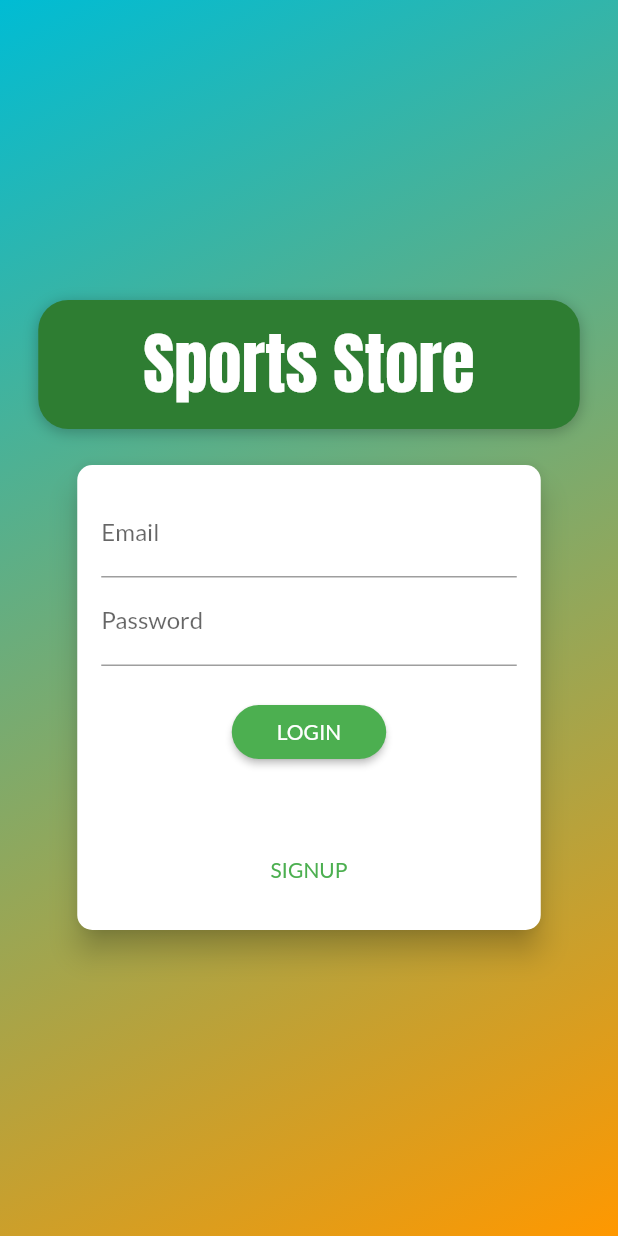
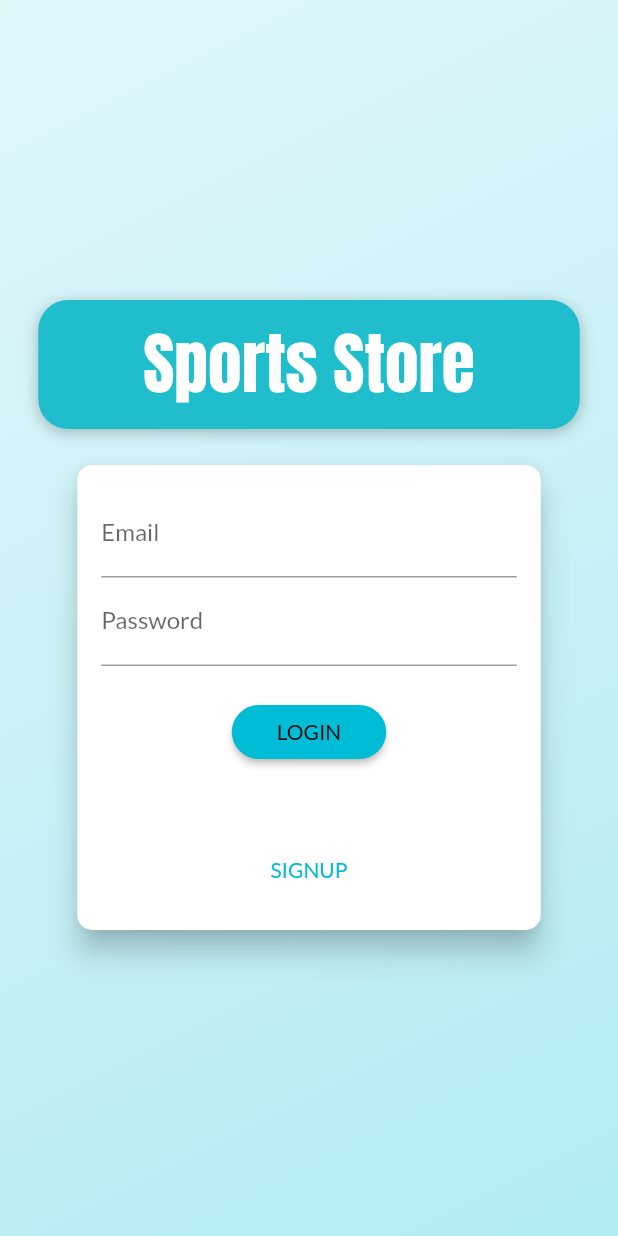
Before and after one commit to drklucas/shop, a Flutter app: the screen it shows after launch, on a phone screen of 412 x 824 dp. Run offline on Flutter 3.47's test engine with Material 2 defaults, Android fonts, the phone set to English and light mode, and no system bars; our stand-ins replace shared_preferences.

```diff
--- a/lib/components/auth_form.dart
+++ b/lib/components/auth_form.dart
@@ -2,6 +2,8 @@ import 'package:flutter/material.dart';
 import 'package:provider/provider.dart';
 import 'package:shop/exceptions/auth_exception.dart';
 import 'package:shop/models/auth.dart';
+
+import 'slide_fade_transition.dart';
 
 enum AuthMode { Signup, Login }
 
@@ -89,7 +91,11 @@ class _AuthFormState extends State<AuthForm> {
   @override
   Widget build(BuildContext context) {
     final deviceSize = MediaQuery.of(context).size;
-    return Card(
+    return SlideFadeTransition(
+      delayStart: Duration(milliseconds: 300),
+      animationDuration: Duration(milliseconds: 800),
+      curve: Curves.fastLinearToSlowEaseIn,
+      child: Card(
         elevation: 8,
         shape: RoundedRectangleBorder(
           borderRadius: BorderRadius.circular(10),
@@ -173,6 +179,7 @@ class _AuthFormState extends State<AuthForm> {
             ),
           ),
         ),
+      ),
     );
   }
 }
--- /dev/null
+++ b/lib/components/card_auth_widget.dart
@@ -0,0 +1,66 @@
+import 'dart:async';
+import 'package:flutter/material.dart';
+import 'package:shop/components/slide_fade_transition.dart';
+
+// class cardAuthWidget extends StatelessWidget {
+//   const cardAuthWidget({
+//     Key? key,
+//   }) : super(key: key);
+
+//   @override
+//   Widget build(BuildContext context) {
+//    }
+// }
+
+//  child: Text(
+//         'Sports Store',
+//         style: TextStyle(
+//           fontSize: 45,
+//           fontFamily: 'Anton',
+//           color: Theme.of(context).accentTextTheme.headline6?.color,
+//         ),
+//       ),
+
+class CardAuthWidget extends StatefulWidget {
+  @override
+  _CardAuthWidgetState createState() => _CardAuthWidgetState();
+}
+
+class _CardAuthWidgetState extends State<CardAuthWidget> {
+  @override
+  Widget build(BuildContext context) {
+    return SlideFadeTransition(
+      delayStart: Duration(milliseconds: 300),
+      animationDuration: Duration(milliseconds: 800),
+      curve: Curves.fastLinearToSlowEaseIn,
+      child: Container(
+        margin: const EdgeInsets.only(
+          bottom: 20,
+        ),
+        padding: const EdgeInsets.symmetric(
+          vertical: 10,
+          horizontal: 70,
+        ),
+        decoration: BoxDecoration(
+          borderRadius: BorderRadius.circular(20),
+          color: Color(0xFF20BECD),
+          boxShadow: [
+            BoxShadow(
+              blurRadius: 8,
+              color: Colors.black26,
+              offset: Offset(0, 2),
+            ),
+          ],
+        ),
+        child: Text(
+          'Sports Store',
+          style: TextStyle(
+            fontSize: 45,
+            fontFamily: 'Anton',
+            color: Theme.of(context).accentTextTheme.headline6?.color,
+          ),
+        ),
+      ),
+    );
+  }
+}
--- a/lib/components/product_grid_item.dart
+++ b/lib/components/product_grid_item.dart
@@ -28,7 +28,7 @@ class ProductGridItem extends StatelessWidget {
           },
         ),
         footer: GridTileBar(
-          backgroundColor: Colors.black87,
+          backgroundColor: Color(0x96032E35),
           leading: Consumer<Product>(
             builder: (ctx, product, _) => IconButton(
               onPressed: () {
--- /dev/null
+++ b/lib/components/slide_fade_transition.dart
@@ -0,0 +1,77 @@
+
+import 'package:flutter/material.dart';
+import 'dart:async';
+
+enum Direction { vertical, horizontal }
+
+class SlideFadeTransition extends StatefulWidget {
+  final Widget child;
+
+  final double offset;
+
+  final Curve curve;
+
+  final Direction direction;
+
+  final Duration delayStart;
+
+  final Duration animationDuration;
+
+  SlideFadeTransition({
+    required this.child,
+    this.offset = 1.0,
+    this.curve = Curves.easeIn,
+    this.direction = Direction.vertical,
+    this.delayStart = const Duration(seconds: 0),
+    this.animationDuration = const Duration(milliseconds: 800),
+  });
+
+  @override
+  _SlideFadeTransitionState createState() => _SlideFadeTransitionState();
+}
+
+class _SlideFadeTransitionState extends State<SlideFadeTransition>
+    with SingleTickerProviderStateMixin {
+  late Animation<Offset> _animationSlide;
+  late AnimationController _animationController;
+  late Animation<double> _animationFade;
+
+  @override
+  void initState() {
+    super.initState();
+    _animationController = AnimationController(
+      vsync: this,
+      duration: widget.animationDuration,
+    );
+
+    if (widget.direction == Direction.vertical) {
+      _animationSlide =
+          Tween<Offset>(begin: Offset(0, widget.offset), end: Offset(0, 0))
+              .animate(CurvedAnimation(
+                  parent: _animationController, curve: widget.curve));
+    } else {
+      _animationSlide =
+          Tween<Offset>(begin: Offset(widget.offset, 0), end: Offset(0, 0))
+              .animate(CurvedAnimation(
+                  parent: _animationController, curve: widget.curve));
+    }
+
+    _animationFade = Tween<double>(begin: -1.0, end: 1.0).animate(
+        CurvedAnimation(parent: _animationController, curve: widget.curve));
+
+    Timer(widget.delayStart, () {
+      _animationController.forward();
+    });
+  }
+
+  @override
+  Widget build(BuildContext context) {
+    return FadeTransition(
+      opacity: _animationFade,
+      child: SlideTransition(
+        position: _animationSlide,
+        child: widget.child,
+      ),
+    );
+  }
+}
--- a/lib/main.dart
+++ b/lib/main.dart
@@ -54,7 +54,7 @@ class MyApp extends StatelessWidget {
       child: MaterialApp(
         title: 'Flutter Demo',
         theme: ThemeData(
-          primarySwatch: Colors.green,
+          primarySwatch: Colors.cyan,
           accentColor: Colors.red,
           fontFamily: 'Lato',
         ),
--- a/lib/models/auth.dart
+++ b/lib/models/auth.dart
@@ -34,7 +34,7 @@ class Auth with ChangeNotifier {
       String email, String password, String urlFragment) async {
     final url =
 
-        'https://identitytoolkit.googleapis.com/v1/accounts:$urlFragment?key=AIzaSyAMQ9amX_JrqFYd0_eSZqh8XR2UT-Tdnp8';
+        'https://identitytoolkit.googleapis.com/v1/accounts:$urlFragment?key=AIzaSyDrrxLfVJPHvpTDfDpOYneMlJJLMbn_8tk';
     final response = await http.post(
       Uri.parse(url),
       body: jsonEncode({
--- a/lib/pages/auth_page.dart
+++ b/lib/pages/auth_page.dart
@@ -2,6 +2,8 @@ import 'dart:math';
 
 import 'package:flutter/material.dart';
 import 'package:shop/components/auth_form.dart';
+import 'package:shop/components/card_auth_widget.dart';
+import 'package:shop/components/slide_fade_transition.dart';
 
 class AuthPage extends StatelessWidget {
   const AuthPage({Key? key}) : super(key: key);
@@ -14,10 +16,7 @@ class AuthPage extends StatelessWidget {
           Container(
             decoration: BoxDecoration(
               gradient: LinearGradient(
-                colors: [
-                  Colors.cyan,
-                  Colors.orange
-                ],
+                colors: [Colors.cyan.shade50, Colors.cyan.shade100],
                 begin: Alignment.topLeft,
                 end: Alignment.bottomRight,
               ),
@@ -25,57 +24,33 @@ class AuthPage extends StatelessWidget {
           ),
           Container(
             width: double.infinity,
+            // child: Container(
+            //   margin: EdgeInsets.symmetric(horizontal: 20, vertical: 125),
+            //   decoration: BoxDecoration(
+            //       gradient:LinearGradient(
+            //         begin: Alignment.topRight,
+            //         end: Alignment.bottomLeft,
+            //         colors: [
+            //           Colors.grey.shade100,
+            //           Colors.blue.shade100,
+            //           Colors.cyan.shade100,
+            //         ]
+            //       ),
+            //       borderRadius: BorderRadius.circular(15)),
               child: Column(
                 crossAxisAlignment: CrossAxisAlignment.center,
                 mainAxisAlignment: MainAxisAlignment.center,
                 children: [
-                Container(
-                  margin: const EdgeInsets.only(
-                    bottom: 20,
-                  ),
-                  padding: const EdgeInsets.symmetric(
-                    vertical: 10,
-                    horizontal: 70,
-                  ),
-                  decoration: BoxDecoration(
-                    borderRadius: BorderRadius.circular(20),
-                    color: Colors.green.shade800,
-                    boxShadow: [
-                      BoxShadow(
-                        blurRadius: 8,
-                        color: Colors.black26,
-                        offset: Offset(0, 2),
-                      ),
-                    ],
-                  ),
-                  child: Text(
-                    'Sports Store',
-                    style: TextStyle(
-                      fontSize: 45,
-                      fontFamily: 'Anton',
-                      color: Theme.of(context).accentTextTheme.headline6?.color,
-                    ),
-                  ),
-                ),
+                  CardAuthWidget(),
                   AuthForm(),
                 ],
               ),
             ),
+          //),
         ],
       ),
     );
   }
 }
 
-// Exemplo usado para explicar o cascade operator
-// void main() {
-//   List<int> a = [1, 2, 3];
-//   a.add(4);
-//   a.add(5);
-//   a.add(6);
-
-//   // cascade operator!
-//   a..add(7)..add(8)..add(9);
-
-//   print(a);
 // }
--- a/lib/utils/constants.dart
+++ b/lib/utils/constants.dart
@@ -1,8 +1,8 @@
 class Constants {
   static const USER_FAVORITES_URL =
-      'https://shop2-6eba5-default-rtdb.firebaseio.com/userFavorites';
+      'https://sportshop-ae1f5-default-rtdb.firebaseio.com/userFavorites';
   static const PRODUCT_BASE_URL =
-      'https://shop2-6eba5-default-rtdb.firebaseio.com/products';
+      'https://sportshop-ae1f5-default-rtdb.firebaseio.com/products';
   static const ORDER_BASE_URL =
-      'https://shop2-6eba5-default-rtdb.firebaseio.com/orders';
+      'https://sportshop-ae1f5-default-rtdb.firebaseio.com/orders';
 }
```
Also changed, not shown: lib/components/order.dart (+9 -1 lines), lib/components/product_item.dart (+7 -1 lines), lib/components/product_listview.dart (added, +40 -0 lines), lib/components/product_slide_item.dart (added, +41 -0 lines), lib/pages/product_detail_page.dart (+65 -1 lines). Lines whose indentation alone changed are shown as unchanged.
